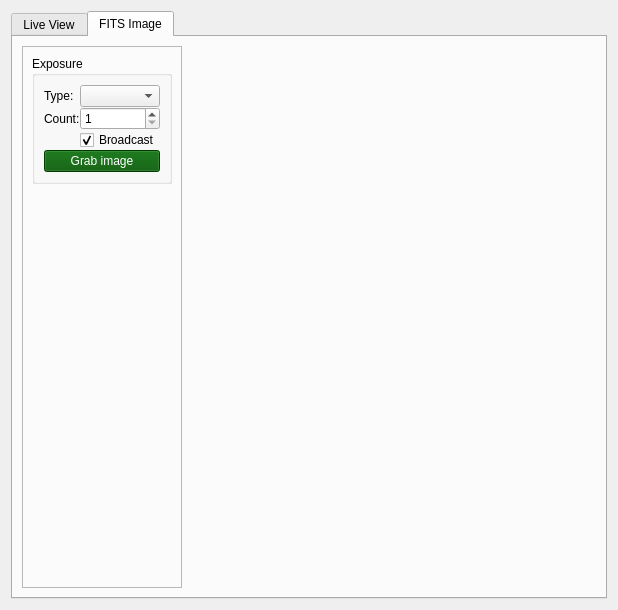
Above: pyobs_gui/qt/widgetvideo.ui from pyobs/pyobs-gui before the change. Below: the same form after it.
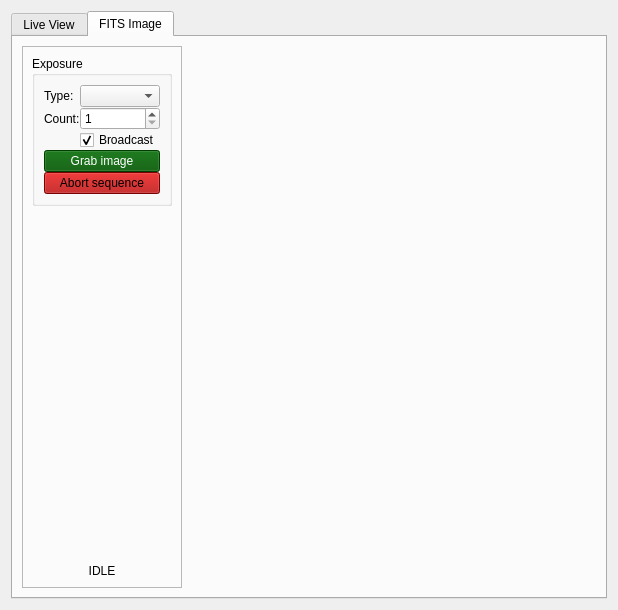
That is the form after the change. The open tabs and pages were chosen to show the change.

What changed in the file:
```diff
--- a/pyobs_gui/qt/widgetvideo.ui
+++ b/pyobs_gui/qt/widgetvideo.ui
@@ -111,13 +111,6 @@
              <property name="spacing">
               <number>0</number>
              </property>
-             <item row="1" column="0">
-              <widget class="QLabel" name="label_9">
-               <property name="text">
-                <string>Count:</string>
-               </property>
-              </widget>
-             </item>
              <item row="0" column="0">
               <widget class="QLabel" name="labelImageType">
                <property name="text">
@@ -125,19 +118,13 @@
                </property>
               </widget>
              </item>
-             <item row="1" column="1">
-              <widget class="QSpinBox" name="spinCount">
-               <property name="minimum">
-                <number>1</number>
-               </property>
-               <property name="maximum">
-                <number>9999</number>
+             <item row="1" column="0">
+              <widget class="QLabel" name="label_9">
+               <property name="text">
+                <string>Count:</string>
                </property>
               </widget>
              </item>
-             <item row="0" column="1">
-              <widget class="QComboBox" name="comboImageType"/>
-             </item>
              <item row="2" column="1">
               <widget class="QCheckBox" name="checkBroadcast">
                <property name="text">
@@ -597,6 +584,468 @@
                </property>
               </widget>
              </item>
+             <item row="1" column="1">
+              <widget class="QSpinBox" name="spinCount">
+               <property name="minimum">
+                <number>1</number>
+               </property>
+               <property name="maximum">
+                <number>9999</number>
+               </property>
+              </widget>
+             </item>
+             <item row="0" column="1">
+              <widget class="QComboBox" name="comboImageType"/>
+             </item>
+             <item row="4" column="0" colspan="2">
+              <widget class="QPushButton" name="buttonAbort">
+               <property name="palette">
+                <palette>
+                 <active>
+                  <colorrole role="WindowText">
+                   <brush brushstyle="SolidPattern">
+                    <color alpha="255">
+                     <red>0</red>
+                     <green>0</green>
+                     <blue>0</blue>
+                    </color>
+                   </brush>
+                  </colorrole>
+                  <colorrole role="Button">
+                   <brush brushstyle="SolidPattern">
+                    <color alpha="255">
+                     <red>170</red>
+                     <green>0</green>
+                     <blue>0</blue>
+                    </color>
+                   </brush>
+                  </colorrole>
+                  <colorrole role="Light">
+                   <brush brushstyle="SolidPattern">
+                    <color alpha="255">
+                     <red>255</red>
+                     <green>0</green>
+                     <blue>0</blue>
+                    </color>
+                   </brush>
+                  </colorrole>
+                  <colorrole role="Midlight">
+                   <brush brushstyle="SolidPattern">
+                    <color alpha="255">
+                     <red>212</red>
+                     <green>0</green>
+                     <blue>0</blue>
+                    </color>
+                   </brush>
+                  </colorrole>
+                  <colorrole role="Dark">
+                   <brush brushstyle="SolidPattern">
+                    <color alpha="255">
+                     <red>85</red>
+                     <green>0</green>
+                     <blue>0</blue>
+                    </color>
+                   </brush>
+                  </colorrole>
+                  <colorrole role="Mid">
+                   <brush brushstyle="SolidPattern">
+                    <color alpha="255">
+                     <red>113</red>
+                     <green>0</green>
+                     <blue>0</blue>
+                    </color>
+                   </brush>
+                  </colorrole>
+                  <colorrole role="Text">
+                   <brush brushstyle="SolidPattern">
+                    <color alpha="255">
+                     <red>0</red>
+                     <green>0</green>
+                     <blue>0</blue>
+                    </color>
+                   </brush>
+                  </colorrole>
+                  <colorrole role="BrightText">
+                   <brush brushstyle="SolidPattern">
+                    <color alpha="255">
+                     <red>255</red>
+                     <green>255</green>
+                     <blue>255</blue>
+                    </color>
+                   </brush>
+                  </colorrole>
+                  <colorrole role="ButtonText">
+                   <brush brushstyle="SolidPattern">
+                    <color alpha="255">
+                     <red>0</red>
+                     <green>0</green>
+                     <blue>0</blue>
+                    </color>
+                   </brush>
+                  </colorrole>
+                  <colorrole role="Base">
+                   <brush brushstyle="SolidPattern">
+                    <color alpha="255">
+                     <red>255</red>
+                     <green>255</green>
+                     <blue>255</blue>
+                    </color>
+                   </brush>
+                  </colorrole>
+                  <colorrole role="Window">
+                   <brush brushstyle="SolidPattern">
+                    <color alpha="255">
+                     <red>170</red>
+                     <green>0</green>
+                     <blue>0</blue>
+                    </color>
+                   </brush>
+                  </colorrole>
+                  <colorrole role="Shadow">
+                   <brush brushstyle="SolidPattern">
+                    <color alpha="255">
+                     <red>0</red>
+                     <green>0</green>
+                     <blue>0</blue>
+                    </color>
+                   </brush>
+                  </colorrole>
+                  <colorrole role="AlternateBase">
+                   <brush brushstyle="SolidPattern">
+                    <color alpha="255">
+                     <red>212</red>
+                     <green>127</green>
+                     <blue>127</blue>
+                    </color>
+                   </brush>
+                  </colorrole>
+                  <colorrole role="ToolTipBase">
+                   <brush brushstyle="SolidPattern">
+                    <color alpha="255">
+                     <red>255</red>
+                     <green>255</green>
+                     <blue>220</blue>
+                    </color>
+                   </brush>
+                  </colorrole>
+                  <colorrole role="ToolTipText">
+                   <brush brushstyle="SolidPattern">
+                    <color alpha="255">
+                     <red>0</red>
+                     <green>0</green>
+                     <blue>0</blue>
+                    </color>
+                   </brush>
+                  </colorrole>
+                  <colorrole role="PlaceholderText">
+                   <brush brushstyle="NoBrush">
+                    <color alpha="128">
+                     <red>0</red>
+                     <green>0</green>
+                     <blue>0</blue>
+                    </color>
+                   </brush>
+                  </colorrole>
+                 </active>
+                 <inactive>
+                  <colorrole role="WindowText">
+                   <brush brushstyle="SolidPattern">
+                    <color alpha="255">
+                     <red>0</red>
+                     <green>0</green>
+                     <blue>0</blue>
+                    </color>
+                   </brush>
+                  </colorrole>
+                  <colorrole role="Button">
+                   <brush brushstyle="SolidPattern">
+                    <color alpha="255">
+                     <red>170</red>
+                     <green>0</green>
+                     <blue>0</blue>
+                    </color>
+                   </brush>
+                  </colorrole>
+                  <colorrole role="Light">
+                   <brush brushstyle="SolidPattern">
+                    <color alpha="255">
+                     <red>255</red>
+                     <green>0</green>
+                     <blue>0</blue>
+                    </color>
+                   </brush>
+                  </colorrole>
+                  <colorrole role="Midlight">
+                   <brush brushstyle="SolidPattern">
+                    <color alpha="255">
+                     <red>212</red>
+                     <green>0</green>
+                     <blue>0</blue>
+                    </color>
+                   </brush>
+                  </colorrole>
+                  <colorrole role="Dark">
+                   <brush brushstyle="SolidPattern">
+                    <color alpha="255">
+                     <red>85</red>
+                     <green>0</green>
+                     <blue>0</blue>
+                    </color>
+                   </brush>
+                  </colorrole>
+                  <colorrole role="Mid">
+                   <brush brushstyle="SolidPattern">
+                    <color alpha="255">
+                     <red>113</red>
+                     <green>0</green>
+                     <blue>0</blue>
+                    </color>
+                   </brush>
+                  </colorrole>
+                  <colorrole role="Text">
+                   <brush brushstyle="SolidPattern">
+                    <color alpha="255">
+                     <red>0</red>
+                     <green>0</green>
+                     <blue>0</blue>
+                    </color>
+                   </brush>
+                  </colorrole>
+                  <colorrole role="BrightText">
+                   <brush brushstyle="SolidPattern">
+                    <color alpha="255">
+                     <red>255</red>
+                     <green>255</green>
+                     <blue>255</blue>
+                    </color>
+                   </brush>
+                  </colorrole>
+                  <colorrole role="ButtonText">
+                   <brush brushstyle="SolidPattern">
+                    <color alpha="255">
+                     <red>0</red>
+                     <green>0</green>
+                     <blue>0</blue>
+                    </color>
+                   </brush>
+                  </colorrole>
+                  <colorrole role="Base">
+                   <brush brushstyle="SolidPattern">
+                    <color alpha="255">
+                     <red>255</red>
+                     <green>255</green>
+                     <blue>255</blue>
+                    </color>
+                   </brush>
+                  </colorrole>
+                  <colorrole role="Window">
+                   <brush brushstyle="SolidPattern">
+                    <color alpha="255">
+                     <red>170</red>
+                     <green>0</green>
+                     <blue>0</blue>
+                    </color>
+                   </brush>
+                  </colorrole>
+                  <colorrole role="Shadow">
+                   <brush brushstyle="SolidPattern">
+                    <color alpha="255">
+                     <red>0</red>
+                     <green>0</green>
+                     <blue>0</blue>
+                    </color>
+                   </brush>
+                  </colorrole>
+                  <colorrole role="AlternateBase">
+                   <brush brushstyle="SolidPattern">
+                    <color alpha="255">
+                     <red>212</red>
+                     <green>127</green>
+                     <blue>127</blue>
+                    </color>
+                   </brush>
+                  </colorrole>
+                  <colorrole role="ToolTipBase">
+                   <brush brushstyle="SolidPattern">
+                    <color alpha="255">
+                     <red>255</red>
+                     <green>255</green>
+                     <blue>220</blue>
+                    </color>
+                   </brush>
+                  </colorrole>
+                  <colorrole role="ToolTipText">
+                   <brush brushstyle="SolidPattern">
+                    <color alpha="255">
+                     <red>0</red>
+                     <green>0</green>
+                     <blue>0</blue>
+                    </color>
+                   </brush>
+                  </colorrole>
+                  <colorrole role="PlaceholderText">
+                   <brush brushstyle="NoBrush">
+                    <color alpha="128">
+                     <red>0</red>
+                     <green>0</green>
+                     <blue>0</blue>
+                    </color>
+                   </brush>
+                  </colorrole>
+                 </inactive>
+                 <disabled>
+                  <colorrole role="WindowText">
+                   <brush brushstyle="SolidPattern">
+                    <color alpha="255">
+                     <red>85</red>
+                     <green>0</green>
+                     <blue>0</blue>
+                    </color>
+                   </brush>
+                  </colorrole>
+                  <colorrole role="Button">
+                   <brush brushstyle="SolidPattern">
+                    <color alpha="255">
+                     <red>170</red>
+                     <green>0</green>
+                     <blue>0</blue>
+                    </color>
+                   </brush>
+                  </colorrole>
+                  <colorrole role="Light">
+                   <brush brushstyle="SolidPattern">
+                    <color alpha="255">
+                     <red>255</red>
+                     <green>0</green>
+                     <blue>0</blue>
+                    </color>
+                   </brush>
+                  </colorrole>
+                  <colorrole role="Midlight">
+                   <brush brushstyle="SolidPattern">
+                    <color alpha="255">
+                     <red>212</red>
+                     <green>0</green>
+                     <blue>0</blue>
+                    </color>
+                   </brush>
+                  </colorrole>
+                  <colorrole role="Dark">
+                   <brush brushstyle="SolidPattern">
+                    <color alpha="255">
+                     <red>85</red>
+                     <green>0</green>
+                     <blue>0</blue>
+                    </color>
+                   </brush>
+                  </colorrole>
+                  <colorrole role="Mid">
+                   <brush brushstyle="SolidPattern">
+                    <color alpha="255">
+                     <red>113</red>
+                     <green>0</green>
+                     <blue>0</blue>
+                    </color>
+                   </brush>
+                  </colorrole>
+                  <colorrole role="Text">
+                   <brush brushstyle="SolidPattern">
+                    <color alpha="255">
+                     <red>85</red>
+                     <green>0</green>
+                     <blue>0</blue>
+                    </color>
+                   </brush>
+                  </colorrole>
+                  <colorrole role="BrightText">
+                   <brush brushstyle="SolidPattern">
+                    <color alpha="255">
+                     <red>255</red>
+                     <green>255</green>
+                     <blue>255</blue>
+                    </color>
+                   </brush>
+                  </colorrole>
+                  <colorrole role="ButtonText">
+                   <brush brushstyle="SolidPattern">
+                    <color alpha="255">
+                     <red>85</red>
+                     <green>0</green>
+                     <blue>0</blue>
+                    </color>
+                   </brush>
+                  </colorrole>
+                  <colorrole role="Base">
+                   <brush brushstyle="SolidPattern">
+                    <color alpha="255">
+                     <red>170</red>
+                     <green>0</green>
+                     <blue>0</blue>
+                    </color>
+                   </brush>
+                  </colorrole>
+                  <colorrole role="Window">
+                   <brush brushstyle="SolidPattern">
+                    <color alpha="255">
+                     <red>170</red>
+                     <green>0</green>
+                     <blue>0</blue>
+                    </color>
+                   </brush>
+                  </colorrole>
+                  <colorrole role="Shadow">
+                   <brush brushstyle="SolidPattern">
+                    <color alpha="255">
+                     <red>0</red>
+                     <green>0</green>
+                     <blue>0</blue>
+                    </color>
+                   </brush>
+                  </colorrole>
+                  <colorrole role="AlternateBase">
+                   <brush brushstyle="SolidPattern">
+                    <color alpha="255">
+                     <red>170</red>
+                     <green>0</green>
+                     <blue>0</blue>
+                    </color>
+                   </brush>
+                  </colorrole>
+                  <colorrole role="ToolTipBase">
+                   <brush brushstyle="SolidPattern">
+                    <color alpha="255">
+                     <red>255</red>
+                     <green>255</green>
+                     <blue>220</blue>
+                    </color>
+                   </brush>
+                  </colorrole>
+                  <colorrole role="ToolTipText">
+                   <brush brushstyle="SolidPattern">
+                    <color alpha="255">
+                     <red>0</red>
+                     <green>0</green>
+                     <blue>0</blue>
+                    </color>
+                   </brush>
+                  </colorrole>
+                  <colorrole role="PlaceholderText">
+                   <brush brushstyle="NoBrush">
+                    <color alpha="128">
+                     <red>0</red>
+                     <green>0</green>
+                     <blue>0</blue>
+                    </color>
+                   </brush>
+                  </colorrole>
+                 </disabled>
+                </palette>
+               </property>
+               <property name="text">
+                <string>Abort sequence</string>
+               </property>
+              </widget>
+             </item>
             </layout>
            </widget>
           </item>
@@ -613,6 +1062,16 @@
             </property>
            </spacer>
           </item>
+          <item>
+           <widget class="QLabel" name="labelExposuresLeft">
+            <property name="text">
+             <string>IDLE</string>
+            </property>
+            <property name="alignment">
+             <set>Qt::AlignCenter</set>
+            </property>
+           </widget>
+          </item>
          </layout>
         </widget>
        </item>
```
